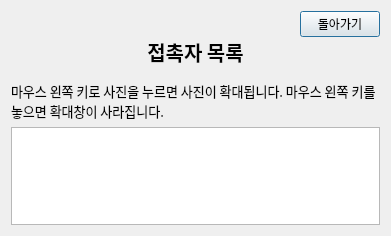
Above: UI/ui/contactorList.ui from Adel-es/multi_covid19_cctv_analyzer before the change. Below: the same form after it.
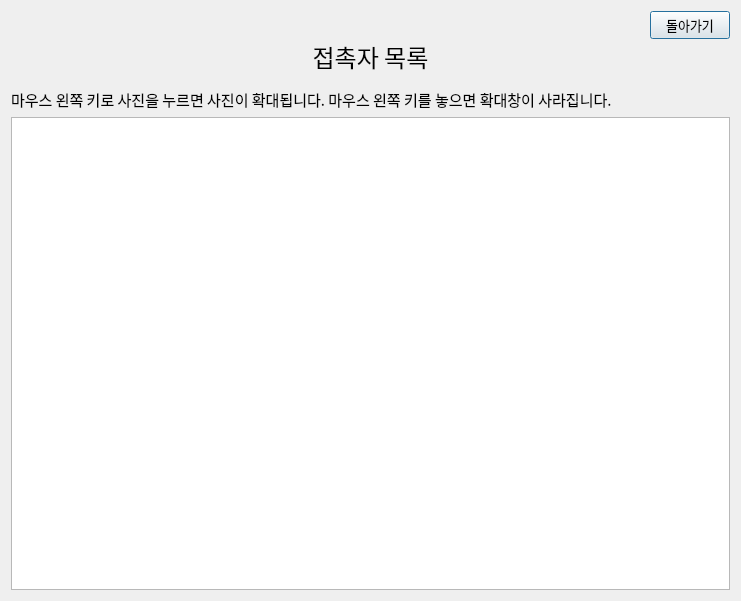
That is the form after the change.

```diff
--- a/UI/ui/contactorList.ui
+++ b/UI/ui/contactorList.ui
@@ -6,8 +6,8 @@
    <rect>
     <x>0</x>
     <y>0</y>
-    <width>391</width>
-    <height>236</height>
+    <width>741</width>
+    <height>601</height>
    </rect>
   </property>
   <property name="sizePolicy">
@@ -39,6 +39,11 @@
          <verstretch>0</verstretch>
         </sizepolicy>
        </property>
+       <property name="font">
+        <font>
+         <pointsize>10</pointsize>
+        </font>
+       </property>
        <property name="layoutDirection">
         <enum>Qt::RightToLeft</enum>
        </property>
@@ -51,10 +56,10 @@
       <widget class="QLabel" name="label">
        <property name="font">
         <font>
-         <family>-윤고딕320</family>
-         <pointsize>15</pointsize>
-         <weight>75</weight>
-         <bold>true</bold>
+         <family>-윤고딕310</family>
+         <pointsize>18</pointsize>
+         <weight>50</weight>
+         <bold>false</bold>
         </font>
        </property>
        <property name="text">
@@ -72,7 +77,7 @@
      <property name="font">
       <font>
        <family>-윤고딕310</family>
-       <pointsize>10</pointsize>
+       <pointsize>11</pointsize>
       </font>
      </property>
      <property name="text">
```
